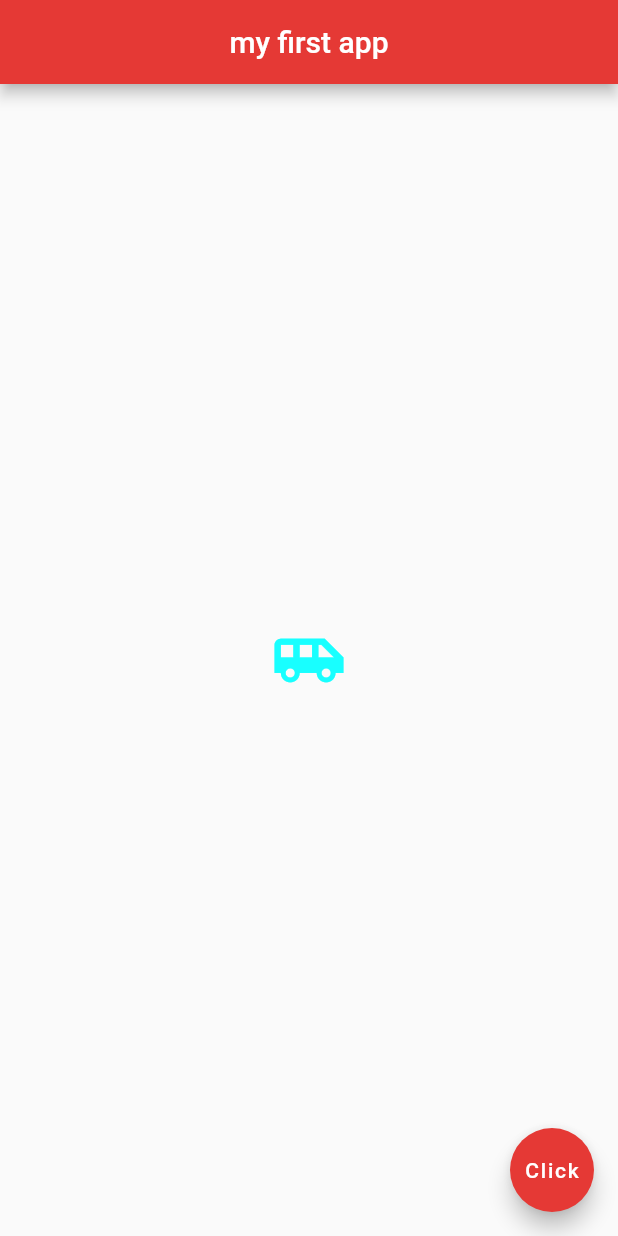
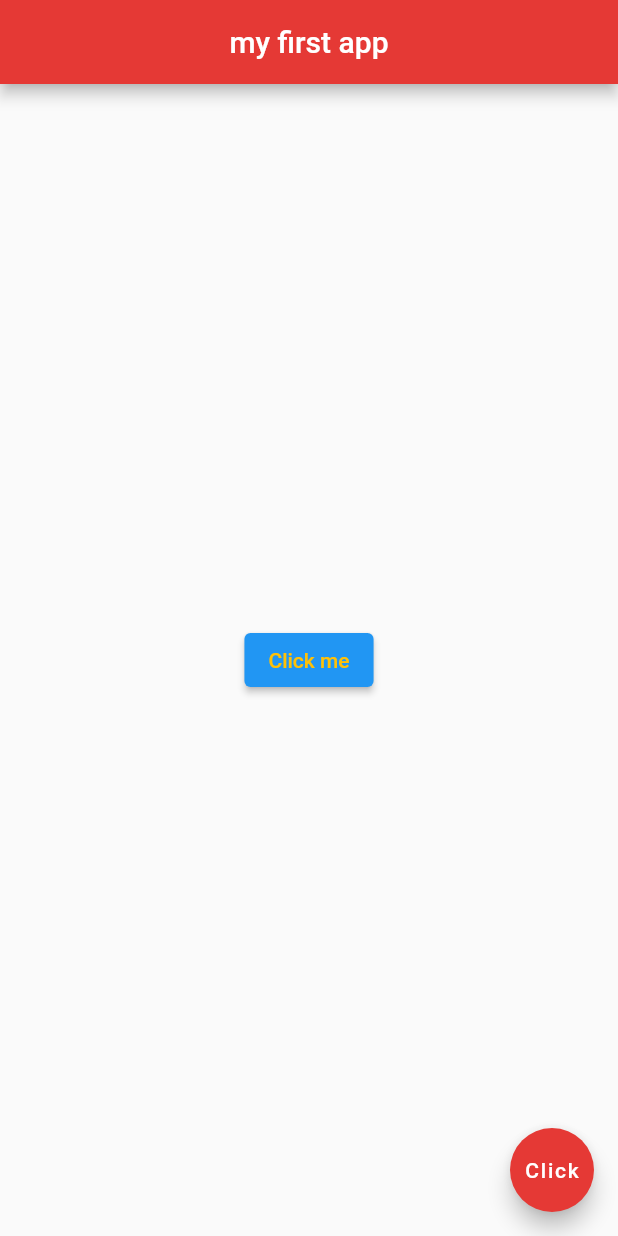
Before and after one commit to nabeelamaham/flutter, a Flutter app: the screen it shows after launch, on a phone screen of 412 x 824 dp. Run offline on Flutter 3.47's test engine with Material 2 defaults, Android fonts, the light colour scheme and no system bars.

Commit message:
Elevated Button

```diff
--- a/scoffold_appbar_widgets/lib/main.dart
+++ b/scoffold_appbar_widgets/lib/main.dart
@@ -1,13 +1,14 @@
 import 'package:flutter/material.dart';
 import 'package:flutter/src/material/floating_action_button.dart';
+import 'package:scoffold_appbar_widgets/main.dart';
 
 void main() => runApp(MaterialApp(
     //home: Text('Hey Nabeela'),
     home: Home()));
 
-class Home extends StatelessWidget{
+class Home extends StatelessWidget {
   @override
-  Widget build(BuildContext context){
+  Widget build(BuildContext context) {
     return Scaffold(
         appBar: AppBar(
           title: Text('my first app'),
@@ -15,11 +16,21 @@ class Home extends StatelessWidget{
           backgroundColor: Colors.red[600],
         ),
         body: Center(
-      child:Icon(
+          child: ElevatedButton(
+            style: TextButton.styleFrom(
+              primary: Colors.amber,
+              onSurface: Colors.amberAccent,
+            ),
+            onPressed: () {},
+            child: Text('Click me'),
+          ),
+        ),
+
+        /*Icon(
         Icons.airport_shuttle,
         color:Colors.cyanAccent,
         size:50.0,
-      )
+      )*/
 
         /*Image.network('https://encrypted-tbn0.gstatic.com/images?q=tbn:ANd9GcRLmkwYbPm-neI63boKZ1YJ81175mtbxOBdwA&usqp=CAU'),
       Image.asset("assets/space-1.jpg"),
@@ -27,16 +38,12 @@ class Home extends StatelessWidget{
         image: AssetImage('assets/space-1.jpeg'),
         image: NetworkImage(
             'https://encrypted-tbn0.gstatic.com/images?q=tbn:ANd9GcRLmkwYbPm-neI63boKZ1YJ81175mtbxOBdwA&usqp=CAU'),
-    ) */ ),
+    ) */
 
         floatingActionButton: FloatingActionButton(
           onPressed: () {},
           child: Text('Click'),
           backgroundColor: Colors.red[600],
-      )
-
-      );
-
+        ));
   }
-
 }
```
Lines whose indentation alone changed are shown as unchanged.
